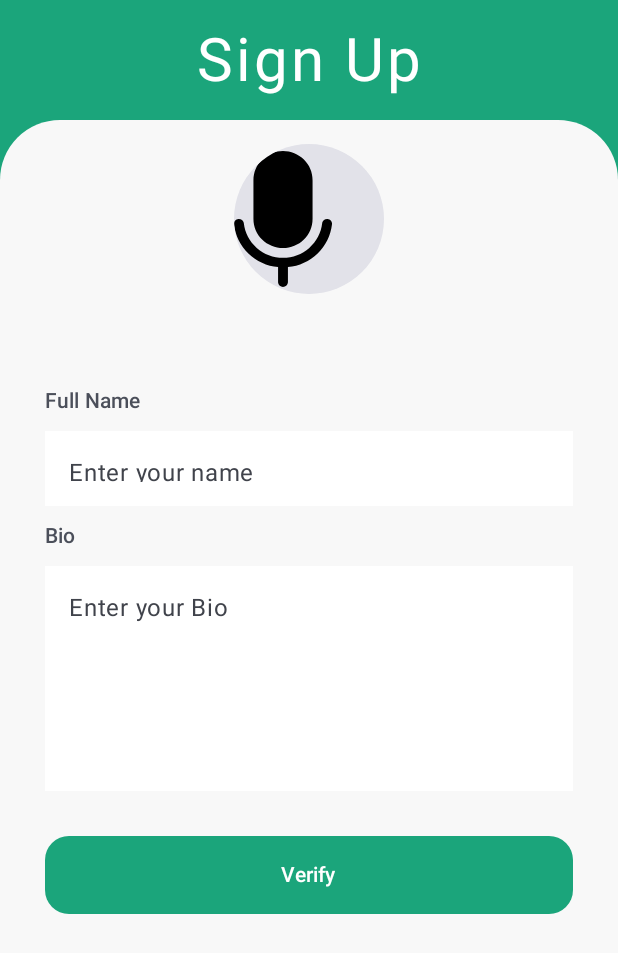
After one commit to anish02shadow/ChatApp, an Android app built with Jetpack Compose: the SignUpScreen screen opened through its navigation route, on a phone screen of 412 x 824 dp. The commit adds this screen. Shown: the top 953 px of the screen. Run offline under Robolectric (Android 15) with nearby library versions, the phone set to English and light mode, and no system bars; our stand-ins replace Dagger/Hilt's generated code, Firebase (no records; nobody signed in at launch, a user with empty details on screens opened directly).

Commit message:
Implemented SignUpScreen and Firestore for inital storing phone number,name and bio

```diff
--- a/app/build.gradle
+++ b/app/build.gradle
@@ -107,4 +107,9 @@ dependencies {
     //Compose constraint layout
     implementation "androidx.constraintlayout:constraintlayout-compose:1.0.1"
     debugImplementation "androidx.compose.ui:ui-tooling:1.1.1"
+
+    //coil
+    //implementation "com.google.accompanist:accompanist-coil:2.4.0"
+    implementation("io.coil-kt:coil-compose:2.4.0")
+
 }
--- a/app/src/main/java/com/example69/chatapp/navigation/navhost.kt
+++ b/app/src/main/java/com/example69/chatapp/navigation/navhost.kt
@@ -11,6 +11,7 @@ import com.example69.chatapp.MainActivity
 import com.example69.chatapp.ui.theme.Screens.ChatScreen
 import com.example69.chatapp.ui.theme.Screens.HomeScreen
 import com.example69.chatapp.ui.theme.Screens.LoginScreen
+import com.example69.chatapp.ui.theme.Screens.SignUpScreen
 import com.google.firebase.auth.FirebaseAuth
 
 /*@Composable
@@ -39,7 +40,10 @@ fun MainNavigation(activity: MainActivity) {
 
     val userIsSignedIn = FirebaseAuth.getInstance().currentUser != null
 
-    NavHost(navController = navController, startDestination = getStartDestination(userIsSignedIn)) {
+    NavHost(navController = navController,
+        startDestination = getStartDestination(userIsSignedIn)
+        //startDestination = SIGNUP_SCREEN
+    ) {
         composable(LOGIN_SCREEN) {
             if (!userIsSignedIn || navBackStackEntry?.destination?.route == LOGIN_SCREEN) {
                 LoginScreen(navController,activity)
@@ -55,6 +59,9 @@ fun MainNavigation(activity: MainActivity) {
                 ChatScreen(navController)
             }
         }
+        composable(SIGNUP_SCREEN){
+            SignUpScreen(navHostController = navController , activity = activity)
+        }
     }
 }
 
@@ -66,3 +73,4 @@ private fun getStartDestination(userIsSignedIn: Boolean): String {
 const val HOME_SCREEN = "Home screen"
 const val CHAT_SCREEN = "Chat screen"
 const val LOGIN_SCREEN = "lOGIN screen"
+const val SIGNUP_SCREEN = "Signup Screen"
--- a/app/src/main/java/com/example69/chatapp/ui/theme/Screens/HomeScreen.kt
+++ b/app/src/main/java/com/example69/chatapp/ui/theme/Screens/HomeScreen.kt
@@ -36,6 +36,7 @@ import androidx.compose.ui.unit.dp
 import androidx.compose.ui.unit.sp
 import androidx.navigation.NavHostController
 import com.example69.chatapp.navigation.CHAT_SCREEN
+import com.google.firebase.auth.FirebaseAuth
 
 @OptIn(ExperimentalMaterial3Api::class)
 @Composable
@@ -256,7 +257,7 @@ fun UserEachRow(
         modifier = Modifier
             .fillMaxWidth()
             .background(White)
-            .noRippleEffect { onClick() }
+            .noRippleEffect { signOut() }
             .padding(horizontal = 20.dp, vertical = 5.dp),
     ) {
         Column {
@@ -401,6 +402,12 @@ fun Header() {
 
 }
 
+
+// Function to sign out the user
+fun signOut() {
+    val auth = FirebaseAuth.getInstance()
+    auth.signOut()
+}
 @SuppressLint("UnnecessaryComposedModifier", "ModifierFactoryUnreferencedReceiver")
 fun Modifier.noRippleEffect(onClick: () -> Unit) = composed {
     clickable(
--- a/app/src/main/java/com/example69/chatapp/ui/theme/Screens/LoginScreen.kt
+++ b/app/src/main/java/com/example69/chatapp/ui/theme/Screens/LoginScreen.kt
@@ -53,10 +53,14 @@ import com.example69.chatapp.R
 import com.example69.chatapp.auth.AuthViewModel
 import com.example69.chatapp.navigation.HOME_SCREEN
 import com.example69.chatapp.navigation.LOGIN_SCREEN
+import com.example69.chatapp.navigation.SIGNUP_SCREEN
 import com.example69.chatapp.utils.ResultState
+import com.google.firebase.auth.FirebaseAuth
+import com.google.firebase.firestore.FirebaseFirestore
 import kotlinx.coroutines.Dispatchers
 import kotlinx.coroutines.flow.collect
 import kotlinx.coroutines.launch
+import kotlinx.coroutines.tasks.await
 
 
 @Composable
@@ -197,6 +201,7 @@ fun LoginScreen(navHostController: NavHostController,
                                                             "MyTag",
                                                             "An error occurred: ${phoneState}"
                                                         )
+                                                        Log.e("MyTag", "An error occurred: ${it}")
                                                     }
 
                                                     ResultState.Loading -> {
@@ -233,8 +238,9 @@ fun LoginScreen(navHostController: NavHostController,
                                             ).collect{
                                                 when(it){
                                                     is ResultState.Success->{
+                                                        storePhoneNumber(phoneState)
                                                         isDialog = false
-                                                        navHostController.navigate(HOME_SCREEN){
+                                                        navHostController.navigate(SIGNUP_SCREEN){
                                                             // Specify the destination to pop up to (the login screen)
                                                             popUpTo(LOGIN_SCREEN) {
                                                                 inclusive = false // Set to false to exclude the login screen from the back stack
@@ -396,3 +402,24 @@ fun HeaderView() {
         )
     }
 }
+
+// Function to store the user's phone number on registration
+suspend fun storePhoneNumber(phoneNumber: String) {
+    val auth = FirebaseAuth.getInstance()
+    val uid = auth.currentUser?.uid
+    val db = FirebaseFirestore.getInstance()
+    val userRef = db.collection("users").document(uid.toString())
+
+    // Create a map with the phone number data
+    val data = hashMapOf(
+        "phone_number" to phoneNumber
+    )
+
+    try {
+        // Set the data in Firestore
+        userRef.set(data, /* SetOptions */).await()
+    } catch (e: Exception) {
+        // Handle any errors here
+         Log.e("STORE", "Error storing phone number: $e")
+    }
+}
--- /dev/null
+++ b/app/src/main/java/com/example69/chatapp/ui/theme/Screens/SignUpScreen.kt
@@ -0,0 +1,278 @@
+package com.example69.chatapp.ui.theme.Screens
+
+import android.app.Activity
+import android.net.Uri
+import android.util.Log
+import androidx.activity.compose.rememberLauncherForActivityResult
+import androidx.activity.result.contract.ActivityResultContracts
+import androidx.compose.foundation.Image
+import androidx.compose.foundation.background
+import androidx.compose.foundation.clickable
+import androidx.compose.foundation.layout.*
+import androidx.compose.foundation.shape.CircleShape
+import androidx.compose.foundation.shape.RoundedCornerShape
+import androidx.compose.foundation.text.KeyboardOptions
+import androidx.compose.material.*
+import androidx.compose.material3.Button
+import androidx.compose.material3.ButtonDefaults
+import androidx.compose.material3.Card
+import androidx.compose.material3.CardDefaults
+import androidx.compose.material3.ExperimentalMaterial3Api
+import androidx.compose.material3.MaterialTheme
+import androidx.compose.material3.OutlinedTextField
+import androidx.compose.material3.Text
+import androidx.compose.material3.TextFieldDefaults
+import androidx.compose.runtime.Composable
+import androidx.compose.runtime.getValue
+import androidx.compose.runtime.mutableStateOf
+import androidx.compose.runtime.remember
+import androidx.compose.runtime.rememberCoroutineScope
+import androidx.compose.runtime.setValue
+import androidx.compose.ui.Alignment
+import androidx.compose.ui.Modifier
+import androidx.compose.ui.graphics.Color
+import androidx.compose.ui.layout.ContentScale
+import androidx.compose.ui.text.TextStyle
+import androidx.compose.ui.text.input.KeyboardType
+import androidx.compose.ui.text.input.VisualTransformation
+import androidx.compose.ui.unit.dp
+import androidx.compose.ui.unit.sp
+import androidx.hilt.navigation.compose.hiltViewModel
+import androidx.navigation.NavHostController
+import coil.compose.rememberAsyncImagePainter
+import com.example69.chatapp.R
+import com.example69.chatapp.auth.AuthViewModel
+import com.example69.chatapp.navigation.HOME_SCREEN
+import com.google.firebase.auth.FirebaseAuth
+import com.google.firebase.firestore.FirebaseFirestore
+import kotlinx.coroutines.launch
+import kotlinx.coroutines.tasks.await
+
+
+@Composable
+fun SignUpScreen(navHostController: NavHostController,
+                activity: Activity,
+                viewModel: AuthViewModel = hiltViewModel()) {
+    Column(
+        modifier = Modifier
+            .fillMaxSize()
+            .background(
+                Color(
+                    0xFF1BA57B
+                )
+            ),
+        horizontalAlignment = Alignment.CenterHorizontally,
+    ) {
+        Box(modifier = Modifier
+            .height(80.dp)
+            .fillMaxWidth()
+            .background(
+                Color(
+                    0xFF1BA57B
+                )
+            ),
+            contentAlignment = Alignment.Center ){
+            Text(
+                text = "Sign Up",
+                color = Color.White,
+                style = TextStyle(
+                    fontSize = 40.sp,
+                    letterSpacing = 2.sp
+                )
+            )
+        }
+
+        Card(
+            shape = RoundedCornerShape(topStart = 40.dp, topEnd = 40.dp),
+            modifier = Modifier
+                .fillMaxSize(),
+            colors = CardDefaults.cardColors(
+                containerColor = Color(0xFFF8F8F8),
+            )
+        ){
+            ProfileImage()
+            Column(
+                modifier = Modifier
+                    .fillMaxSize()
+                    .padding(30.dp)
+            ) {
+
+                Spacer(modifier = Modifier.height(5.dp))
+                Text(
+                    text = "Full Name",
+                    style = MaterialTheme.typography.labelLarge.copy(Color(0xFF4B4F5A)),
+                    modifier = Modifier.padding(bottom = 10.dp, top = 10.dp)
+                )
+                var nameState by remember { mutableStateOf("") }
+                CustomStyleTextFieldSignUp(
+                    height = 50,
+                    textState = nameState,
+                    "Enter your name",
+                    R.drawable.baseline_phone_24,
+                    KeyboardType.Text,
+                    VisualTransformation.None,
+                    onTextChange = {newText->
+                        nameState = newText
+                    }
+                )
+
+                Text(
+                    text = "Bio",
+                    style = MaterialTheme.typography.labelLarge.copy(Color(0xFF4B4F5A)),
+                    modifier = Modifier.padding(bottom = 10.dp, top = 10.dp)
+                )
+                var bioState by remember { mutableStateOf("") }
+                CustomStyleTextFieldSignUp(
+                    height= 150,
+                    textState = bioState,
+                    "Enter your Bio",
+                    R.drawable.baseline_phone_24,
+                    KeyboardType.Text,
+                    VisualTransformation.None,
+                    onTextChange = {newText->
+                        bioState = newText
+                    }
+                )
+
+                val scope = rememberCoroutineScope()
+                Button(
+                    onClick = {
+                        scope.launch {
+                            updateNameAndBio(nameState,bioState)
+                            navHostController.navigate(HOME_SCREEN)
+                        }
+
+                    },
+                    modifier = Modifier
+                        .padding(top = 30.dp, bottom = 34.dp)
+                        .align(Alignment.CenterHorizontally)
+                        .fillMaxWidth(),
+                    colors = ButtonDefaults.buttonColors(
+                        containerColor = Color(
+                            0xFF1BA57B
+                        )
+                    ),
+                    shape = RoundedCornerShape(16.dp)
+                ) {
+                    Text(
+                        modifier = Modifier.padding(top = 8.dp, bottom = 8.dp),
+                        text = "Verify",
+                        color = Color.White
+                    )
+                }
+
+
+            }
+        }
+    }
+}
+
+
+
+@Composable
+fun ProfileImage(){
+    var imageUri by remember {
+        mutableStateOf("")
+    }
+    var painter = rememberAsyncImagePainter(
+        if(imageUri.isEmpty()){
+            R.drawable.mic
+        }
+        else{
+            imageUri
+        }
+    )
+
+    val launcher = rememberLauncherForActivityResult(
+        contract = ActivityResultContracts.GetContent()
+    ) { uri: Uri? ->
+        if (uri != null) {
+            // User selected an image, update the imageUri
+            imageUri = uri.toString()
+        }
+    }
+
+    Column(modifier = Modifier
+        .fillMaxWidth()
+        .padding(8.dp),
+        horizontalAlignment = Alignment.CenterHorizontally) {
+        Card(
+            modifier = Modifier
+                .padding(8.dp)
+                .size(100.dp),
+            shape = CircleShape,
+        ) {
+            Image(painter = painter, contentDescription = "Profile Pic",
+                modifier = Modifier
+                    .wrapContentSize()
+                    .clickable {
+                        launcher.launch("image/*")
+                    },
+                contentScale = ContentScale.Crop
+            )
+        }
+
+    }
+}
+
+@OptIn(ExperimentalMaterial3Api::class)
+@Composable
+fun CustomStyleTextFieldSignUp(
+    height: Int,
+    textState: String,
+    placeHolder: String,
+    leadingIconId: Int,
+    keyboardType: KeyboardType,
+    visualTransformation: VisualTransformation,
+    onTextChange: (String) -> Unit // Callback function for text changes
+) {
+
+    OutlinedTextField(
+        modifier = Modifier
+            .fillMaxWidth()
+            .height(height.dp)
+            .background(Color.White),
+        value = textState,
+        onValueChange = { valueChanged ->
+            //textState = valueChanged // Update the local state
+            onTextChange(valueChanged) // Call the callback function to update external state
+        },
+        keyboardOptions = KeyboardOptions(keyboardType = keyboardType),
+        placeholder = { Text(text = placeHolder) },
+        colors = TextFieldDefaults.outlinedTextFieldColors(
+            focusedBorderColor = Color(0xFF1BA57B),
+            unfocusedBorderColor = Color.Transparent,
+            focusedLabelColor = Color.White,
+            //trailingIconColor = Color.White,
+//            disabledTextColor = NaviBlue
+        ),
+        shape = RoundedCornerShape(10.dp),
+        textStyle = TextStyle(color = Color.Black, fontSize = 16.sp),
+        visualTransformation = visualTransformation
+    )
+}
+
+// Function to update the user's name and bio
+suspend fun updateNameAndBio(name: String, bio: String) {
+    val auth = FirebaseAuth.getInstance()
+    val uid = auth.currentUser?.uid
+
+    if (uid != null) {
+        val db = FirebaseFirestore.getInstance()
+        val userRef = db.collection("users").document(uid)
+
+        // Create a map with the updated data
+        val data = hashMapOf(
+            "name" to name,
+            "bio" to bio
+        )
+
+        try {
+            // Update the data in Firestore
+            userRef.update(data as Map<String, String>).await()
+        } catch (e: Exception) {
+            // Handle any errors here
+           Log.e("STORE", "Error updating name and bio: $e")
+        }
+    }
+}
```
